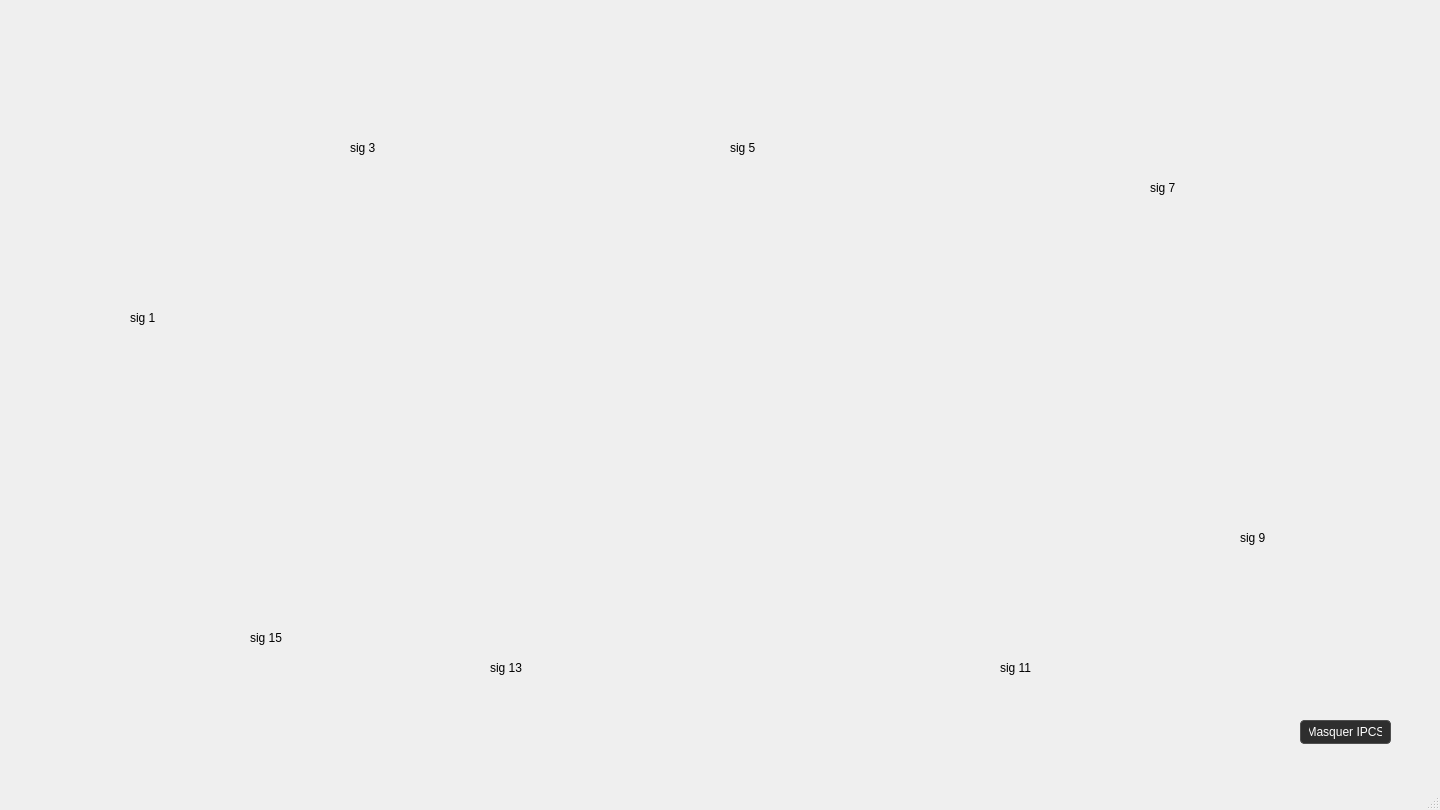
Qt form ui/gui.ui (Elfix3/TCO) before a commit.
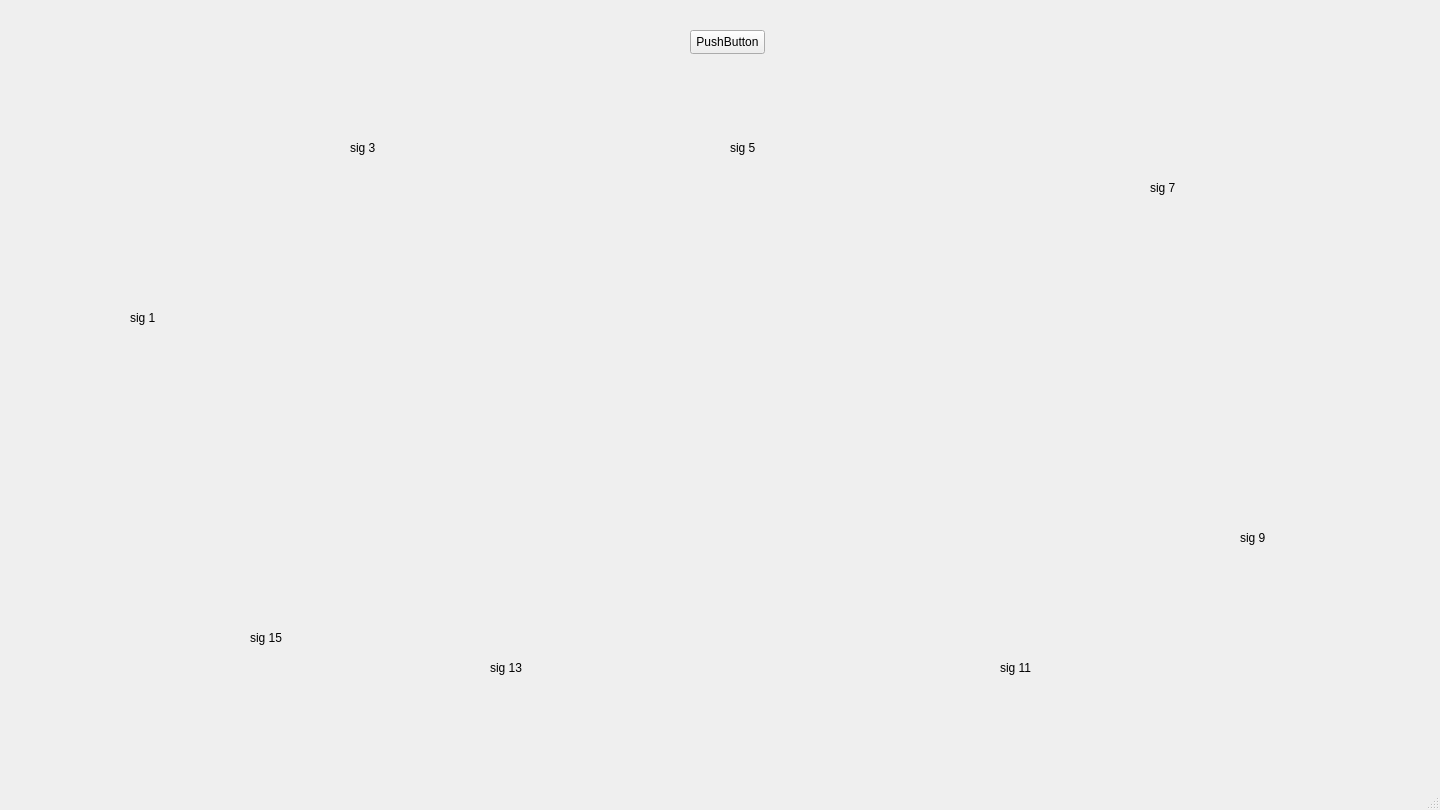
The same form after that commit. Icons and pictures are not drawn.

```diff
--- a/ui/gui.ui
+++ b/ui/gui.ui
@@ -47,31 +47,14 @@
    <widget class="QPushButton" name="BoutonIPCS">
     <property name="geometry">
      <rect>
-      <x>1300</x>
-      <y>720</y>
-      <width>91</width>
+      <x>690</x>
+      <y>30</y>
+      <width>75</width>
       <height>24</height>
      </rect>
     </property>
-    <property name="styleSheet">
-     <string notr="true">QPushButton {
-    background-color: #2e2e2e; 
-    color: white;
-    border: 1px solid #505050;   
-    padding: 4px 8px;
-    border-radius: 4px;
-}
-
-QPushButton:checked {
-    background-color: #2e2e2e;
-    color: white;
-    border: 1px solid #505050;
-    border-radius: 4px;
-}
-</string>
-    </property>
     <property name="text">
-     <string>Masquer IPCS</string>
+     <string>PushButton</string>
     </property>
    </widget>
    <widget class="QLabel" name="labelSig1">
```
Left out of the diff: 2 changed lines with no effect on the pictures.
